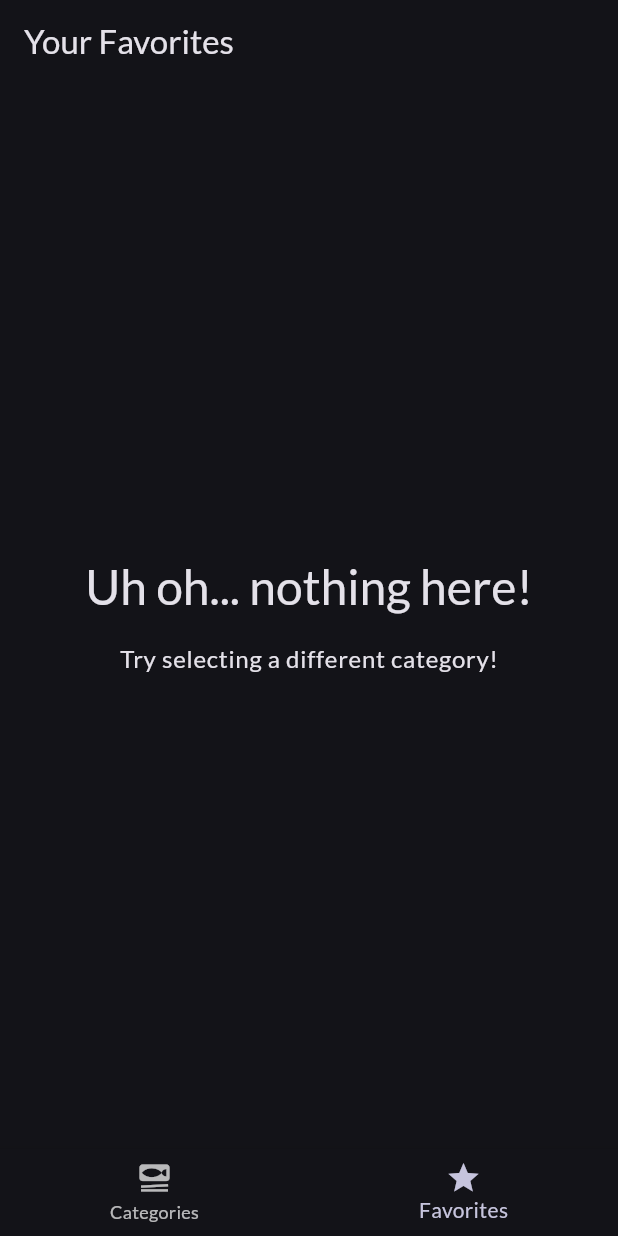
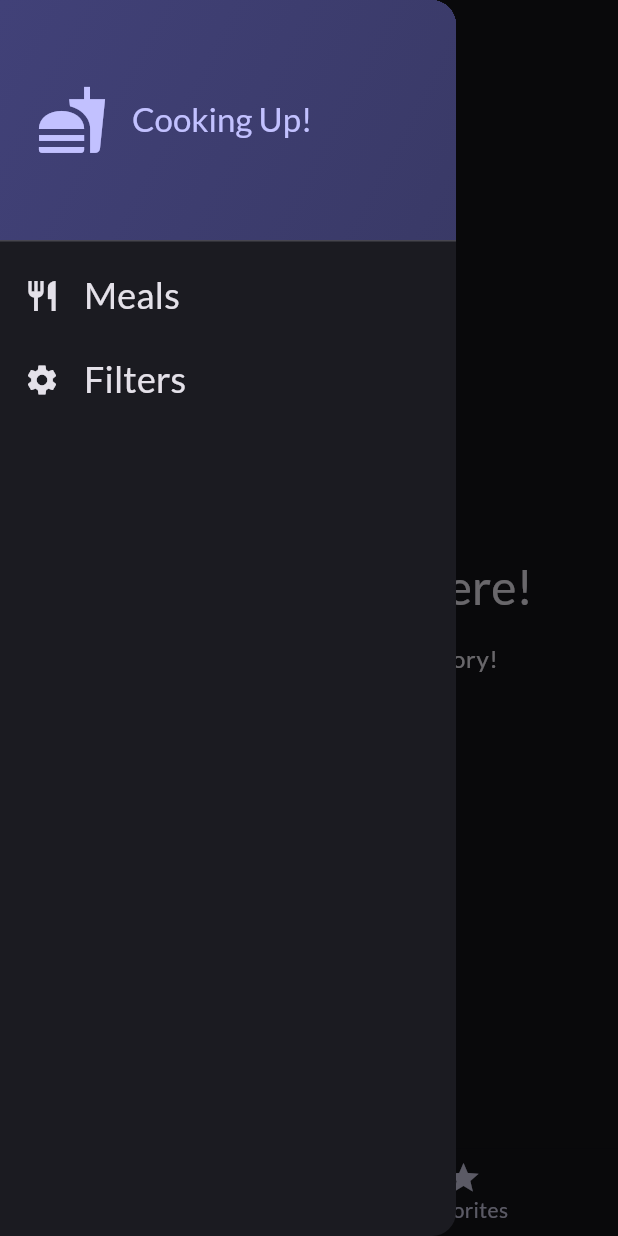
Before and after one commit to Hybrev/recipe_cookbook, a Flutter app: the screen it shows after launch, item 2 of the bottom bar chosen, with the side drawer open (before the commit the screen has no drawer), on a phone screen of 412 x 824 dp. Run offline on Flutter 3.47's test engine with Material 2 defaults, Android fonts, the phone set to English and light mode, and no system bars; our stand-ins replace google_fonts, transparent_image.

Commit message:
added initial sidebar

```diff
--- a/lib/screens/meals.dart
+++ b/lib/screens/meals.dart
@@ -5,16 +5,23 @@ import '../models/meal.dart';
 import 'meal_details.dart';
 
 class MealsScreen extends StatelessWidget {
-  const MealsScreen({super.key, this.title, required this.meals});
+  const MealsScreen({
+    super.key,
+    this.title,
+    required this.meals,
+    required this.onToggleFavorite,
+  });
 
   final String? title;
   final List<Meal> meals;
+  final void Function(Meal meal) onToggleFavorite;
 
   void selectMeal(BuildContext context, Meal meal) {
     Navigator.of(context).push(
       MaterialPageRoute(
         builder: (context) => MealDetailsScreen(
           meal: meal,
+          onToggleFavorite: onToggleFavorite,
         ),
       ),
     );
--- a/lib/screens/tabs.dart
+++ b/lib/screens/tabs.dart
@@ -1,6 +1,9 @@
 import 'package:flutter/material.dart';
 import 'package:meals_app/screens/categories.dart';
 import 'package:meals_app/screens/meals.dart';
+import 'package:meals_app/widgets/main_drawer.dart';
+
+import '../models/meal.dart';
 
 class TabsScreen extends StatefulWidget {
   const TabsScreen({super.key});
@@ -11,6 +14,29 @@ class TabsScreen extends StatefulWidget {
 
 class _TabsScreenState extends State<TabsScreen> {
   int _selectedIndex = 0;
+  final List<Meal> _favoriteMeals = [];
+
+  void _showInfoMessage(String message) {
+    ScaffoldMessenger.of(context).clearSnackBars();
+    ScaffoldMessenger.of(context).showSnackBar(
+      SnackBar(
+        content: Text(message),
+      ),
+    );
+  }
+
+  void _toggleMealFavoriteStatus(Meal meal) {
+    final isExisting = _favoriteMeals.contains(meal);
+
+    if (isExisting) {
+      _favoriteMeals.remove(meal);
+      _showInfoMessage('Removed from favorites.');
+    } else {
+      _favoriteMeals.add(meal);
+      _showInfoMessage('Marked as a favorite.');
+    }
+    setState(() {});
+  }
 
   void _selectPage(int index) {
     _selectedIndex = index;
@@ -19,12 +45,15 @@ class _TabsScreenState extends State<TabsScreen> {
 
   @override
   Widget build(BuildContext context) {
-    Widget activePage = const CategoriesScreen();
+    Widget activePage = CategoriesScreen(
+      onToggleFavorite: _toggleMealFavoriteStatus,
+    );
     var activePageTitle = 'Categories';
 
     if (_selectedIndex == 1) {
-      activePage = const MealsScreen(
-        meals: [],
+      activePage = MealsScreen(
+        meals: _favoriteMeals,
+        onToggleFavorite: _toggleMealFavoriteStatus,
       );
       activePageTitle = 'Your Favorites';
     }
@@ -33,6 +62,7 @@ class _TabsScreenState extends State<TabsScreen> {
       appBar: AppBar(
         title: Text(activePageTitle),
       ),
+      drawer: const MainDrawer(),
       body: activePage,
       bottomNavigationBar: BottomNavigationBar(
         onTap: _selectPage,
--- /dev/null
+++ b/lib/widgets/main_drawer.dart
@@ -0,0 +1,79 @@
+import 'package:flutter/material.dart';
+
+class MainDrawer extends StatelessWidget {
+  const MainDrawer({super.key});
+
+  @override
+  Widget build(BuildContext context) {
+    return Drawer(
+      child: Column(
+        children: [
+          DrawerHeader(
+            padding: const EdgeInsets.all(24),
+            decoration: BoxDecoration(
+              gradient: LinearGradient(
+                colors: [
+                  Theme.of(context).colorScheme.primaryContainer,
+                  Theme.of(context)
+                      .colorScheme
+                      .primaryContainer
+                      .withOpacity(0.8),
+                ],
+                begin: Alignment.topLeft,
+                end: Alignment.bottomRight,
+              ),
+            ),
+            child: Row(
+              children: [
+                Icon(
+                  Icons.fastfood,
+                  size: 48,
+                  color: Theme.of(context).colorScheme.primary,
+                ),
+                const SizedBox(
+                  width: 16,
+                ),
+                Text(
+                  'Cooking Up!',
+                  style: Theme.of(context).textTheme.titleLarge!.copyWith(
+                        color: Theme.of(context).colorScheme.primary,
+                      ),
+                ),
+              ],
+            ),
+          ),
+          ListTile(
+            leading: Icon(
+              Icons.restaurant,
+              size: 24,
+              color: Theme.of(context).colorScheme.onBackground,
+            ),
+            title: Text(
+              'Meals',
+              style: Theme.of(context).textTheme.titleSmall!.copyWith(
+                    color: Theme.of(context).colorScheme.onBackground,
+                    fontSize: 24,
+                  ),
+            ),
+            onTap: () {},
+          ),
+          ListTile(
+            leading: Icon(
+              Icons.settings,
+              size: 24,
+              color: Theme.of(context).colorScheme.onBackground,
+            ),
+            title: Text(
+              'Filters',
+              style: Theme.of(context).textTheme.titleSmall!.copyWith(
+                    color: Theme.of(context).colorScheme.onBackground,
+                    fontSize: 24,
+                  ),
+            ),
+            onTap: () {},
+          ),
+        ],
+      ),
+    );
+  }
+}
```
Also changed, not shown: lib/screens/categories.dart (+6 -1 lines), lib/screens/meal_details.dart (+9 -0 lines).
